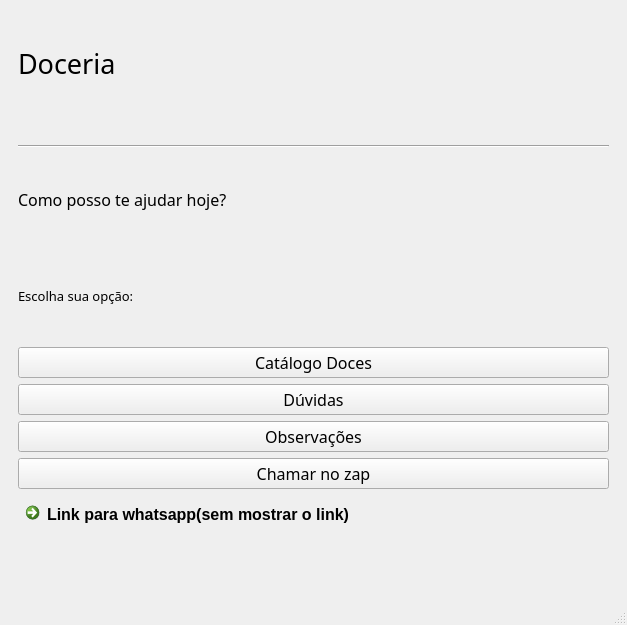
This is view/main_window.ui in imora97/Sistema-para-doceria as Qt 5 draws it before an edit. The edited form follows.
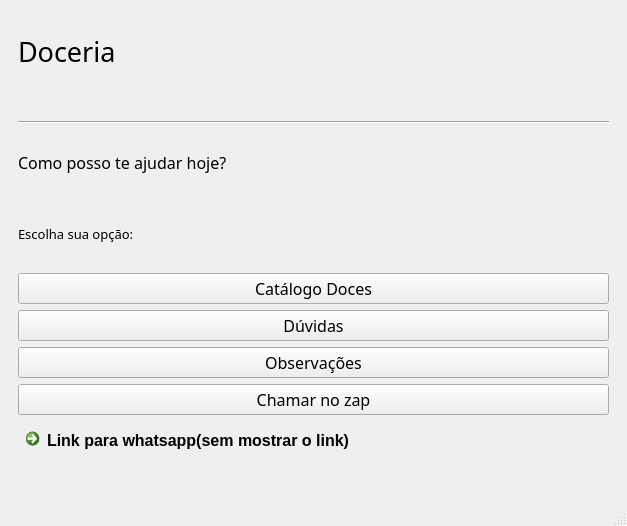
This is the edited form. Icons and pictures are not drawn.

```diff
--- a/view/main_window.ui
+++ b/view/main_window.ui
@@ -7,7 +7,7 @@
     <x>0</x>
     <y>0</y>
     <width>627</width>
-    <height>625</height>
+    <height>526</height>
    </rect>
   </property>
   <property name="windowTitle">
```
